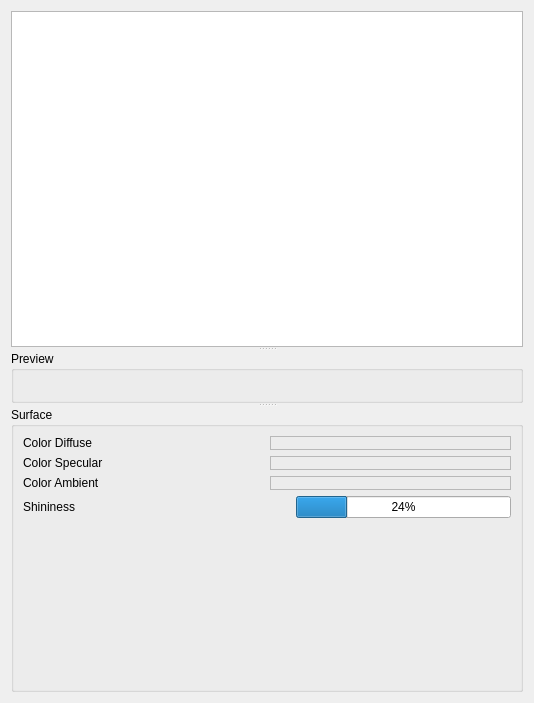
Above: src/gui/editor/properties/context/material/FormContextMaterial.ui from hiergaut/Goliath-Engine before the change. Below: the same form after it.
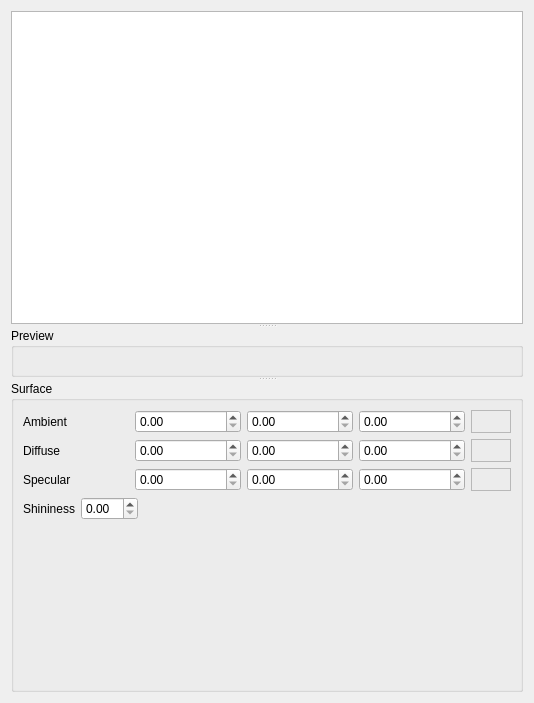
That is the form after the change.

Commit message: material ok

Diff of the .ui file:
```diff
--- a/src/gui/editor/properties/context/material/FormContextMaterial.ui
+++ b/src/gui/editor/properties/context/material/FormContextMaterial.ui
@@ -49,17 +49,122 @@
        <string>Surface</string>
       </property>
       <layout class="QVBoxLayout" name="verticalLayout">
+       <item>
+        <layout class="QHBoxLayout" name="horizontalLayout_4">
+         <item>
+          <widget class="QLabel" name="label_3">
+           <property name="text">
+            <string>Ambient</string>
+           </property>
+          </widget>
+         </item>
+         <item>
+          <widget class="QDoubleSpinBox" name="doubleSpinBox_ambientR">
+           <property name="maximum">
+            <double>1.000000000000000</double>
+           </property>
+           <property name="singleStep">
+            <double>0.100000000000000</double>
+           </property>
+          </widget>
+         </item>
+         <item>
+          <widget class="QDoubleSpinBox" name="doubleSpinBox_ambientG">
+           <property name="maximum">
+            <double>1.000000000000000</double>
+           </property>
+           <property name="singleStep">
+            <double>0.100000000000000</double>
+           </property>
+          </widget>
+         </item>
+         <item>
+          <widget class="QDoubleSpinBox" name="doubleSpinBox_ambientB">
+           <property name="maximum">
+            <double>1.000000000000000</double>
+           </property>
+           <property name="singleStep">
+            <double>0.100000000000000</double>
+           </property>
+          </widget>
+         </item>
+         <item>
+          <widget class="QFrame" name="frame_ambient">
+           <property name="minimumSize">
+            <size>
+             <width>40</width>
+             <height>0</height>
+            </size>
+           </property>
+           <property name="maximumSize">
+            <size>
+             <width>40</width>
+             <height>16777215</height>
+            </size>
+           </property>
+           <property name="frameShape">
+            <enum>QFrame::StyledPanel</enum>
+           </property>
+           <property name="frameShadow">
+            <enum>QFrame::Raised</enum>
+           </property>
+          </widget>
+         </item>
+        </layout>
+       </item>
        <item>
         <layout class="QHBoxLayout" name="horizontalLayout_2">
          <item>
           <widget class="QLabel" name="label">
            <property name="text">
-            <string>Color Diffuse</string>
+            <string>Diffuse</string>
            </property>
           </widget>
          </item>
          <item>
-          <widget class="QFrame" name="frame">
+          <widget class="QDoubleSpinBox" name="doubleSpinBox_diffuseR">
+           <property name="maximum">
+            <double>1.000000000000000</double>
+           </property>
+           <property name="singleStep">
+            <double>0.100000000000000</double>
+           </property>
+          </widget>
+         </item>
+         <item>
+          <widget class="QDoubleSpinBox" name="doubleSpinBox_diffuseG">
+           <property name="maximum">
+            <double>1.000000000000000</double>
+           </property>
+           <property name="singleStep">
+            <double>0.100000000000000</double>
+           </property>
+          </widget>
+         </item>
+         <item>
+          <widget class="QDoubleSpinBox" name="doubleSpinBox_diffuseB">
+           <property name="maximum">
+            <double>1.000000000000000</double>
+           </property>
+           <property name="singleStep">
+            <double>0.100000000000000</double>
+           </property>
+          </widget>
+         </item>
+         <item>
+          <widget class="QFrame" name="frame_diffuse">
+           <property name="minimumSize">
+            <size>
+             <width>40</width>
+             <height>0</height>
+            </size>
+           </property>
+           <property name="maximumSize">
+            <size>
+             <width>40</width>
+             <height>16777215</height>
+            </size>
+           </property>
            <property name="frameShape">
             <enum>QFrame::StyledPanel</enum>
            </property>
@@ -75,33 +180,51 @@
          <item>
           <widget class="QLabel" name="label_2">
            <property name="text">
-            <string>Color Specular</string>
+            <string>Specular</string>
            </property>
           </widget>
          </item>
          <item>
-          <widget class="QFrame" name="frame_2">
-           <property name="frameShape">
-            <enum>QFrame::StyledPanel</enum>
+          <widget class="QDoubleSpinBox" name="doubleSpinBox_specularR">
+           <property name="maximum">
+            <double>1.000000000000000</double>
            </property>
-           <property name="frameShadow">
-            <enum>QFrame::Raised</enum>
+           <property name="singleStep">
+            <double>0.100000000000000</double>
            </property>
           </widget>
          </item>
-        </layout>
-       </item>
-       <item>
-        <layout class="QHBoxLayout" name="horizontalLayout_4">
          <item>
-          <widget class="QLabel" name="label_3">
-           <property name="text">
-            <string>Color Ambient</string>
+          <widget class="QDoubleSpinBox" name="doubleSpinBox_specularG">
+           <property name="maximum">
+            <double>1.000000000000000</double>
            </property>
           </widget>
          </item>
          <item>
-          <widget class="QFrame" name="frame_3">
+          <widget class="QDoubleSpinBox" name="doubleSpinBox_specularB">
+           <property name="maximum">
+            <double>1.000000000000000</double>
+           </property>
+           <property name="singleStep">
+            <double>0.100000000000000</double>
+           </property>
+          </widget>
+         </item>
+         <item>
+          <widget class="QFrame" name="frame_specular">
+           <property name="minimumSize">
+            <size>
+             <width>40</width>
+             <height>0</height>
+            </size>
+           </property>
+           <property name="maximumSize">
+            <size>
+             <width>40</width>
+             <height>16777215</height>
+            </size>
+           </property>
            <property name="frameShape">
             <enum>QFrame::StyledPanel</enum>
            </property>
@@ -121,6 +244,13 @@
            </property>
           </widget>
          </item>
+         <item>
+          <widget class="QDoubleSpinBox" name="doubleSpinBox_shininess">
+           <property name="singleStep">
+            <double>1.000000000000000</double>
+           </property>
+          </widget>
+         </item>
          <item>
           <spacer name="horizontalSpacer">
            <property name="orientation">
@@ -134,13 +264,6 @@
            </property>
           </spacer>
          </item>
-         <item>
-          <widget class="QProgressBar" name="progressBar">
-           <property name="value">
-            <number>24</number>
-           </property>
-          </widget>
-         </item>
         </layout>
        </item>
        <item>
```
Left out of the diff: 3 changed lines with no effect on the pictures. The commit also changes 18 other files.
